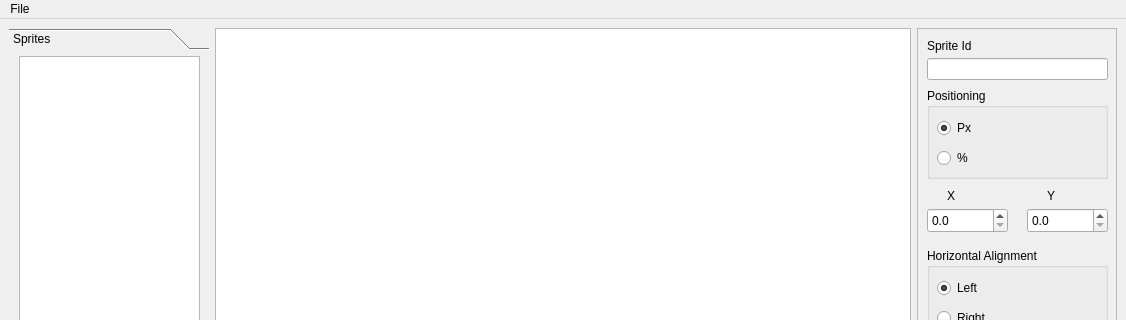
Above: designer.ui from Nepherhotep/terevaka-ui-builder before the change; both pictures show x 0 to 1126 and y 0 to 320 of the 1126 by 562 pixel window. Below: the same form after it.
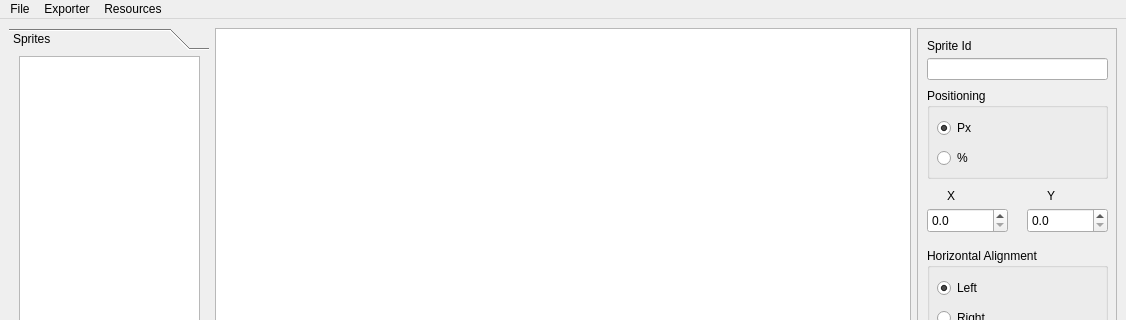
That is the form after the change.

```diff
--- a/designer.ui
+++ b/designer.ui
@@ -398,8 +398,24 @@
      <string>File</string>
     </property>
     <addaction name="actionOpen"/>
+    <addaction name="actionSave"/>
+    <addaction name="actionSave_2"/>
+   </widget>
+   <widget class="QMenu" name="menuExporter">
+    <property name="title">
+     <string>Exporter</string>
+    </property>
+    <addaction name="actionExport_to_MOAI"/>
+   </widget>
+   <widget class="QMenu" name="menuResources">
+    <property name="title">
+     <string>Resources</string>
+    </property>
+    <addaction name="actionAdd_Dir"/>
    </widget>
    <addaction name="menuFile"/>
+   <addaction name="menuExporter"/>
+   <addaction name="menuResources"/>
   </widget>
   <widget class="QStatusBar" name="statusbar"/>
   <action name="actionOpen">
```
Left out of the diff: 22 changed lines with no effect on the pictures.
